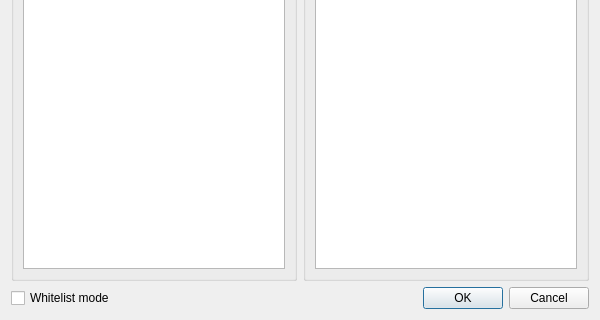
Above: ui/dialog_vpn_settings.ui from MatsuriDayo/nekoray before the change; both pictures show x 0 to 600 and y 280 to 600 of the 600 by 600 pixel window. Below: the same form after it.
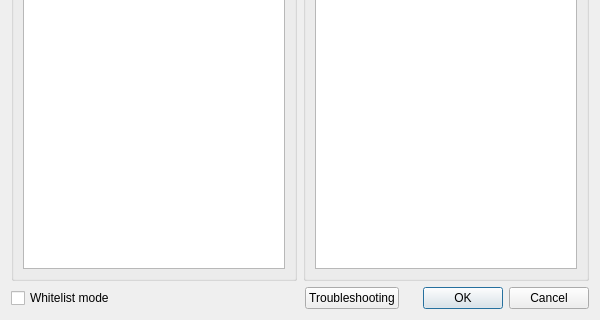
That is the form after the change.

Diff of the .ui file:
```diff
--- a/ui/dialog_vpn_settings.ui
+++ b/ui/dialog_vpn_settings.ui
@@ -157,6 +157,26 @@
        </property>
       </widget>
      </item>
+     <item>
+      <spacer name="horizontalSpacer">
+       <property name="orientation">
+        <enum>Qt::Horizontal</enum>
+       </property>
+       <property name="sizeHint" stdset="0">
+        <size>
+         <width>40</width>
+         <height>20</height>
+        </size>
+       </property>
+      </spacer>
+     </item>
+     <item>
+      <widget class="QPushButton" name="troubleshooting">
+       <property name="text">
+        <string>Troubleshooting</string>
+       </property>
+      </widget>
+     </item>
      <item>
       <widget class="QDialogButtonBox" name="buttonBox">
        <property name="standardButtons">
```
